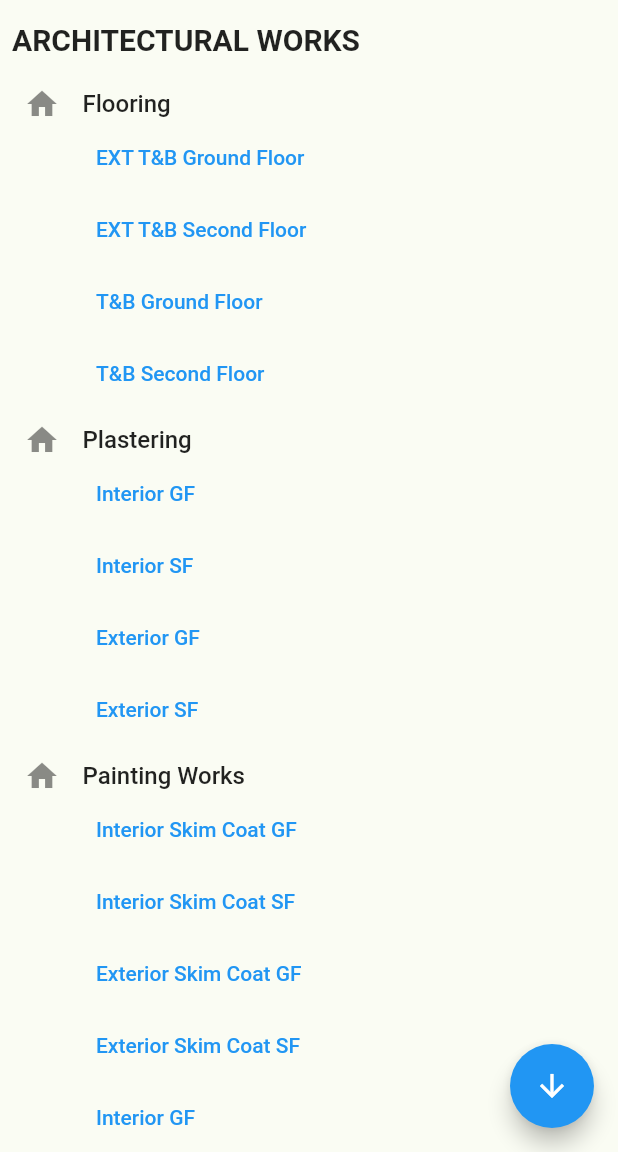
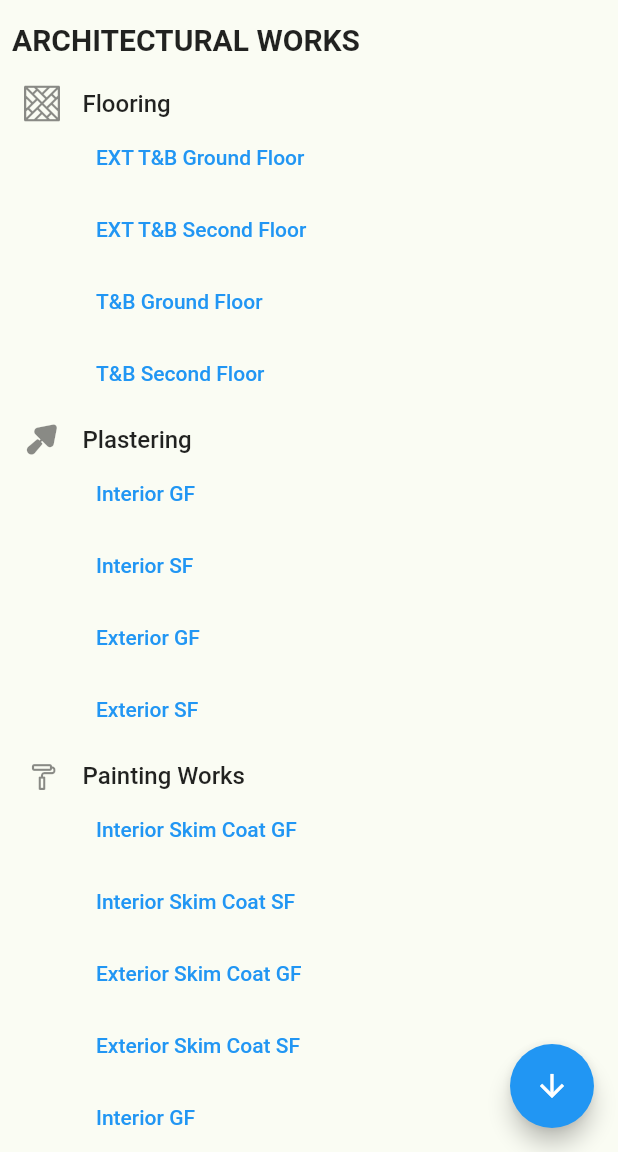
Before and after one commit to CS-JustinDelaRapa/Construction-Worker-Headcount, a Flutter app: the Architectural screen opened directly with empty values, after a tap on "Flooring", on a phone screen of 412 x 824 dp, the part 84-1236 px from its top. Run offline on Flutter 3.47's test engine with Material 2 defaults, Android fonts, the phone set to English and light mode, and no system bars; our stand-ins replace flutter_custom_clippers, flutter_switch, shared_preferences, sqflite; accounts and stored records are empty.

Commit message:
Icons and Validation check

```diff
--- /dev/null
+++ b/lib/custom_icons_icons.dart
@@ -0,0 +1,40 @@
+/// Flutter icons CustomIcons
+/// Copyright (C) 2022 by original authors @ fluttericon.com, fontello.com
+/// This font was generated by FlutterIcon.com, which is derived from Fontello.
+///
+/// To use this font, place it in your fonts/ directory and include the
+/// following in your pubspec.yaml
+///
+/// flutter:
+///   fonts:
+///    - family:  CustomIcons
+///      fonts:
+///       - asset: fonts/CustomIcons.ttf
+///
+///
+///
+import 'package:flutter/widgets.dart';
+
+class CustomIcons {
+  CustomIcons._();
+
+  static const _kFontFam = 'CustomIcons';
+  static const String? _kFontPkg = null;
+
+  static const IconData cement_works = IconData(0xe800, fontFamily: _kFontFam, fontPackage: _kFontPkg);
+  static const IconData doors = IconData(0xe801, fontFamily: _kFontFam, fontPackage: _kFontPkg);
+  static const IconData roofing = IconData(0xe802, fontFamily: _kFontFam, fontPackage: _kFontPkg);
+  static const IconData painting = IconData(0xe803, fontFamily: _kFontFam, fontPackage: _kFontPkg);
+  static const IconData ceiling = IconData(0xe804, fontFamily: _kFontFam, fontPackage: _kFontPkg);
+  static const IconData flooring = IconData(0xe805, fontFamily: _kFontFam, fontPackage: _kFontPkg);
+  static const IconData plastering = IconData(0xe806, fontFamily: _kFontFam, fontPackage: _kFontPkg);
+  static const IconData electrical = IconData(0xe807, fontFamily: _kFontFam, fontPackage: _kFontPkg);
+  static const IconData plumbing = IconData(0xe808, fontFamily: _kFontFam, fontPackage: _kFontPkg);
+  static const IconData architectural = IconData(0xe809, fontFamily: _kFontFam, fontPackage: _kFontPkg);
+  static const IconData structural = IconData(0xe80a, fontFamily: _kFontFam, fontPackage: _kFontPkg);
+  static const IconData eandp = IconData(0xe80b, fontFamily: _kFontFam, fontPackage: _kFontPkg);
+  static const IconData rateofworkers = IconData(0xe80c, fontFamily: _kFontFam, fontPackage: _kFontPkg);
+  static const IconData manpowerdistribution = IconData(0xe80d, fontFamily: _kFontFam, fontPackage: _kFontPkg);
+  static const IconData productivityrate = IconData(0xe80e, fontFamily: _kFontFam, fontPackage: _kFontPkg);
+  static const IconData additionalmanp = IconData(0xe80f, fontFamily: _kFontFam, fontPackage: _kFontPkg);
+}
--- a/lib/screens/mainProject/architectural/items/bungalowArchitecturalItem.dart
+++ b/lib/screens/mainProject/architectural/items/bungalowArchitecturalItem.dart
@@ -1,6 +1,7 @@
 // ignore_for_file: file_names
 
 import 'package:engineering/model/itemModel.dart';
+import 'package:engineering/custom_icons_icons.dart';
 import 'package:flutter/material.dart';
 
 class BungalowArchitechturalItems {
@@ -28,15 +29,18 @@ class BungalowArchitechturalItems {
     'Gutter'
   ];
 
-  static const flooring = DrawerItem(title: 'Flooring', icon: Icons.home);
-  static const plastering = DrawerItem(title: 'Plastering', icon: Icons.home);
+  static const flooring =
+      DrawerItem(title: 'Flooring', icon: CustomIcons.flooring);
+  static const plastering =
+      DrawerItem(title: 'Plastering', icon: CustomIcons.plastering);
   static const paintingWorks =
-      DrawerItem(title: 'Painting Works', icon: Icons.home);
+      DrawerItem(title: 'Painting Works', icon: CustomIcons.painting);
   static const doorsAndWindows =
-      DrawerItem(title: 'Doors and Windows', icon: Icons.home);
-  static const ceiling = DrawerItem(title: 'Ceiling', icon: Icons.home);
+      DrawerItem(title: 'Doors and Windows', icon: CustomIcons.doors);
+  static const ceiling =
+      DrawerItem(title: 'Ceiling', icon: CustomIcons.ceiling);
   static const roofingWorks =
-      DrawerItem(title: 'Roofing Works', icon: Icons.home);
+      DrawerItem(title: 'Roofing Works', icon: CustomIcons.roofing);
 
   static final List<DrawerItem> all = [
     flooring,
--- a/lib/screens/mainProject/architectural/items/twoStoreyArchitecturalItem.dart
+++ b/lib/screens/mainProject/architectural/items/twoStoreyArchitecturalItem.dart
@@ -2,6 +2,8 @@
 
 import 'package:engineering/model/itemModel.dart';
 import 'package:flutter/material.dart';
+
+import '../../../../custom_icons_icons.dart';
 
 class TwoStoreyArchitechturalItems {
   static const List<String> listFlooringWorks = [
@@ -44,15 +46,18 @@ class TwoStoreyArchitechturalItems {
     'Gutter'
   ];
 
-  static const flooring = DrawerItem(title: 'Flooring', icon: Icons.home);
-  static const plastering = DrawerItem(title: 'Plastering', icon: Icons.home);
+  static const flooring =
+      DrawerItem(title: 'Flooring', icon: CustomIcons.flooring);
+  static const plastering =
+      DrawerItem(title: 'Plastering', icon: CustomIcons.plastering);
   static const paintingWorks =
-      DrawerItem(title: 'Painting Works', icon: Icons.home);
+      DrawerItem(title: 'Painting Works', icon: CustomIcons.painting);
   static const doorsAndWindows =
-      DrawerItem(title: 'Doors and Windows', icon: Icons.home);
-  static const ceiling = DrawerItem(title: 'Ceiling', icon: Icons.home);
+      DrawerItem(title: 'Doors and Windows', icon: CustomIcons.doors);
+  static const ceiling =
+      DrawerItem(title: 'Ceiling', icon: CustomIcons.ceiling);
   static const roofingWorks =
-      DrawerItem(title: 'Roofing Works', icon: Icons.home);
+      DrawerItem(title: 'Roofing Works', icon: CustomIcons.roofing);
 
   static final List<DrawerItem> all = [
     flooring,
--- a/lib/screens/mainProject/electricalAndPlumbing/items/electricalAndPlumbingItem.dart
+++ b/lib/screens/mainProject/electricalAndPlumbing/items/electricalAndPlumbingItem.dart
@@ -1,13 +1,14 @@
 // ignore_for_file: file_names
 
+import 'package:engineering/custom_icons_icons.dart';
 import 'package:engineering/model/itemModel.dart';
 import 'package:flutter/material.dart';
 
 class ElectricalAndPlumbingItems {
   static const electricalWorks =
-      DrawerItem(title: 'Electrical Works', icon: Icons.home);
+      DrawerItem(title: 'Electrical Works', icon: CustomIcons.electrical);
   static const plumbingWorks =
-      DrawerItem(title: 'Plumbing Works', icon: Icons.home);
+      DrawerItem(title: 'Plumbing Works', icon: CustomIcons.plumbing);
 
   static final List<DrawerItem> all = [
     electricalWorks,
--- a/lib/screens/mainProject/manpowerDistribution/manpowerDistribution.dart
+++ b/lib/screens/mainProject/manpowerDistribution/manpowerDistribution.dart
@@ -24,6 +24,7 @@ class _ManpowerDistributionState extends State<ManpowerDistribution> {
           onClicked: widget.openDrawer,
         ),
         title: const Text('Manpower Distribution'),
+        actions: [printPDF()],
       ),
       body: Center(
         child: Column(
@@ -35,4 +36,6 @@ class _ManpowerDistributionState extends State<ManpowerDistribution> {
       ),
     );
   }
+
+  printPDF() => ElevatedButton(onPressed: null, child: Text('Print as PDF'));
 }
--- a/pubspec.yaml
+++ b/pubspec.yaml
@@ -80,6 +80,10 @@ flutter:
   # "family" key with the font family name, and a "fonts" key with a
   # list giving the asset and other descriptors for the font. For
   # example:
+  fonts:
+      - family: CustomIcons
+        fonts:
+          - asset: fonts/CustomIcons.ttf
   # fonts:
   #   - family: Schyler
   #     fonts:
```
Also changed, not shown: lib/screens/hamburgerMenu/drawerItems.dart (+13 -10 lines), lib/screens/mainProject/electricalAndPlumbing/electricalAndPlumbing.dart (+4 -5 lines), lib/screens/mainProject/structural/forms/oneWorkerForm.dart (+24 -1 lines), lib/screens/mainProject/structural/items/bungalowStructuralItem.dart (+9 -6 lines), lib/screens/mainProject/structural/items/twoStoreyStructuralItems.dart (+10 -6 lines), lib/screens/selectProject/load.dart (+6 -4 lines), fonts/CustomIcons.ttf (added).
